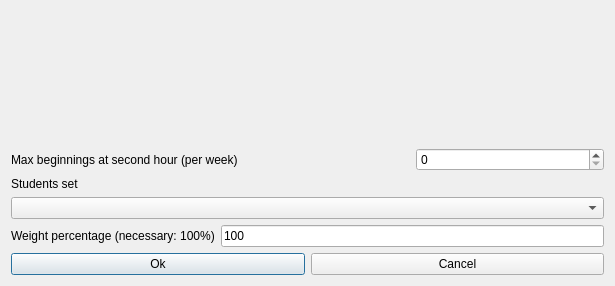
Above: fet/src/interface/modifyconstraintstudentssetafternoonsearlymaxbeginningsatsecondhourform_template.ui from vonmecheln/fet before the change. Below: the same form after it.
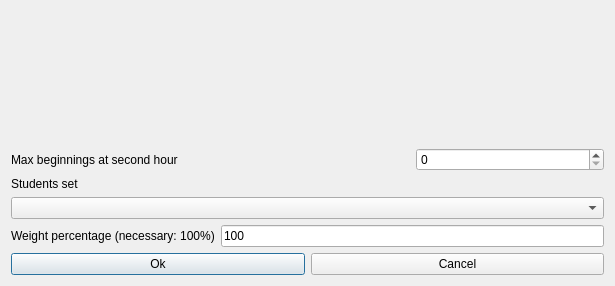
That is the form after the change.

The edit to the form file:
```diff
--- a/fet/src/interface/modifyconstraintstudentssetafternoonsearlymaxbeginningsatsecondhourform_template.ui
+++ b/fet/src/interface/modifyconstraintstudentssetafternoonsearlymaxbeginningsatsecondhourform_template.ui
@@ -30,7 +30,7 @@
       <enum>QFrame::Plain</enum>
      </property>
      <property name="text">
-      <string>Max beginnings at second hour (per week)</string>
+      <string>Max beginnings at second hour</string>
      </property>
      <property name="wordWrap">
       <bool>false</bool>
```
